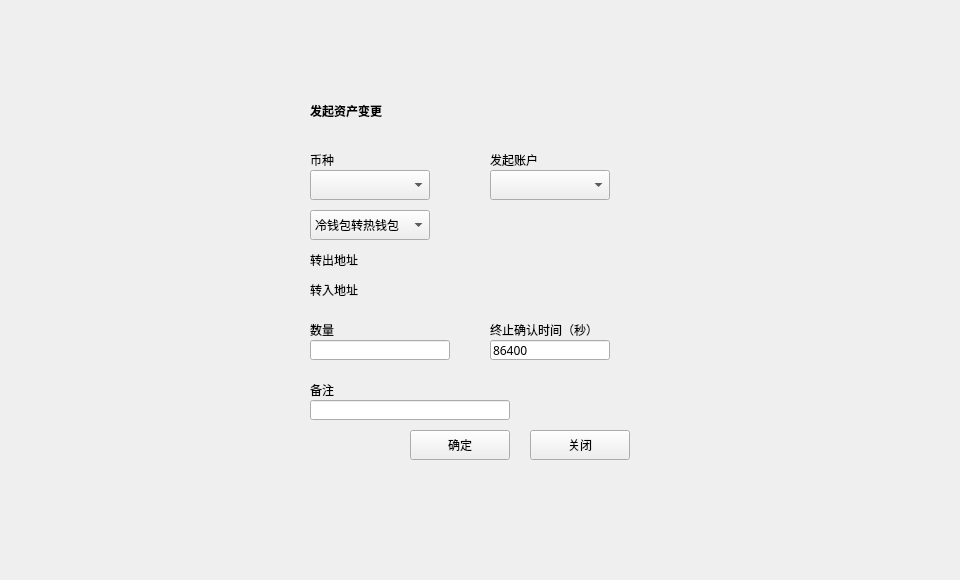
First picture: the form in LNKWallet/guard/ColdHotTransferDialog.ui, repository HcashOrg/hx-indicator, before the edit.
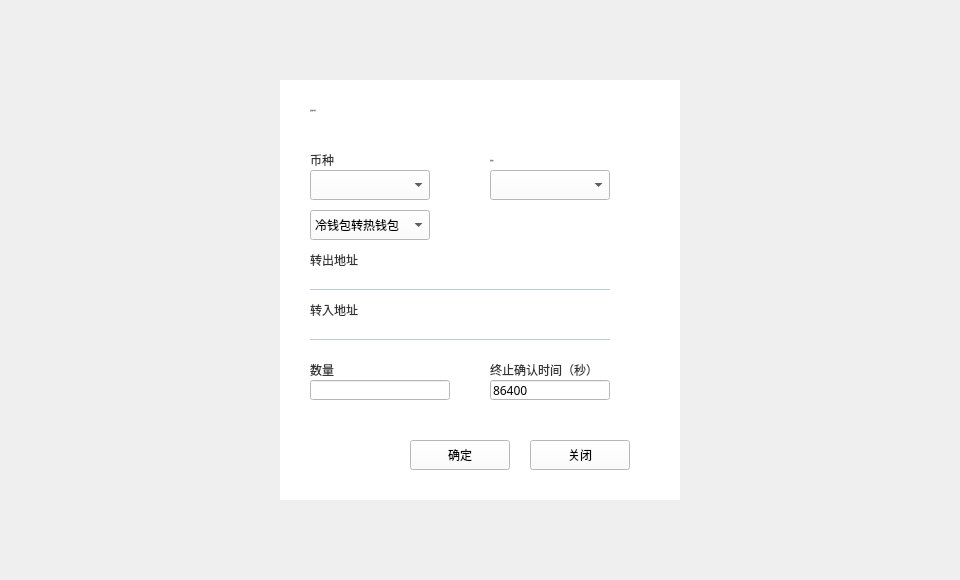
Second picture: the form after the edit.

Diff of the .ui file:
```diff
--- a/LNKWallet/guard/ColdHotTransferDialog.ui
+++ b/LNKWallet/guard/ColdHotTransferDialog.ui
@@ -45,11 +45,14 @@
       <bold>false</bold>
      </font>
     </property>
+    <property name="styleSheet">
+     <string notr="true">background-color: rgb(255, 255, 255);</string>
+    </property>
     <widget class="QToolButton" name="closeBtn">
      <property name="geometry">
       <rect>
        <x>250</x>
-       <y>350</y>
+       <y>360</y>
        <width>100</width>
        <height>30</height>
       </rect>
@@ -82,10 +85,18 @@
      </property>
      <property name="font">
       <font>
-       <weight>75</weight>
-       <bold>true</bold>
+       <family>微软雅黑</family>
+       <pointsize>-1</pointsize>
+       <weight>50</weight>
+       <italic>false</italic>
+       <bold>false</bold>
       </font>
      </property>
+     <property name="styleSheet">
+      <string notr="true">QLabel{font:  14px &quot;微软雅黑&quot;;color: rgb(51, 51, 51);}
+
+</string>
+     </property>
      <property name="text">
       <string>发起资产变更</string>
      </property>
@@ -102,6 +113,11 @@
        <height>20</height>
       </rect>
      </property>
+     <property name="styleSheet">
+      <string notr="true">QLabel{font:  12px &quot;微软雅黑&quot;;color: rgb(51, 51, 51);}
+
+</string>
+     </property>
      <property name="text">
       <string>币种</string>
      </property>
@@ -141,10 +157,16 @@
      <property name="font">
       <font>
        <family>微软雅黑</family>
+       <pointsize>-1</pointsize>
+       <weight>50</weight>
+       <italic>false</italic>
+       <bold>false</bold>
       </font>
      </property>
      <property name="styleSheet">
-      <string notr="true"/>
+      <string notr="true">QLabel{font:  12px &quot;微软雅黑&quot;;color: rgb(51, 51, 51);}
+
+</string>
      </property>
      <property name="text">
       <string>发起账户</string>
@@ -157,7 +179,7 @@
      <property name="geometry">
       <rect>
        <x>130</x>
-       <y>350</y>
+       <y>360</y>
        <width>100</width>
        <height>30</height>
       </rect>
@@ -179,29 +201,6 @@
       <string>确定</string>
      </property>
     </widget>
-    <widget class="QLabel" name="label_4">
-     <property name="geometry">
-      <rect>
-       <x>30</x>
-       <y>300</y>
-       <width>80</width>
-       <height>20</height>
-      </rect>
-     </property>
-     <property name="text">
-      <string>备注</string>
-     </property>
-    </widget>
-    <widget class="QLineEdit" name="memoLineEdit">
-     <property name="geometry">
-      <rect>
-       <x>30</x>
-       <y>320</y>
-       <width>200</width>
-       <height>20</height>
-      </rect>
-     </property>
-    </widget>
     <widget class="QComboBox" name="assetComboBox">
      <property name="geometry">
       <rect>
@@ -234,6 +233,11 @@
        <height>20</height>
       </rect>
      </property>
+     <property name="styleSheet">
+      <string notr="true">QLabel{font:  12px &quot;微软雅黑&quot;;color: rgb(51, 51, 51);}
+
+</string>
+     </property>
      <property name="text">
       <string>转出地址</string>
      </property>
@@ -241,12 +245,15 @@
     <widget class="QLabel" name="fromLabel">
      <property name="geometry">
       <rect>
-       <x>100</x>
-       <y>170</y>
-       <width>280</width>
+       <x>30</x>
+       <y>190</y>
+       <width>300</width>
        <height>20</height>
       </rect>
      </property>
+     <property name="styleSheet">
+      <string notr="true">QLabel{border-top:none;border-left:none;border-right:none;border-bottom:1px solid rgb(192,202,212);font: 14px &quot;微软雅黑 Light&quot;;color: rgb(192,202,212);padding:0px 0px 0px 5px;}</string>
+     </property>
      <property name="text">
       <string/>
      </property>
@@ -257,12 +264,15 @@
     <widget class="QLabel" name="toLabel">
      <property name="geometry">
       <rect>
-       <x>100</x>
-       <y>200</y>
-       <width>280</width>
+       <x>30</x>
+       <y>240</y>
+       <width>300</width>
        <height>20</height>
       </rect>
      </property>
+     <property name="styleSheet">
+      <string notr="true">QLabel{border-top:none;border-left:none;border-right:none;border-bottom:1px solid rgb(192,202,212);font: 14px &quot;微软雅黑 Light&quot;;color: rgb(192,202,212);padding:0px 0px 0px 5px;}</string>
+     </property>
      <property name="text">
       <string/>
      </property>
@@ -274,11 +284,16 @@
      <property name="geometry">
       <rect>
        <x>30</x>
-       <y>200</y>
+       <y>220</y>
        <width>60</width>
        <height>20</height>
       </rect>
      </property>
+     <property name="styleSheet">
+      <string notr="true">QLabel{font:  12px &quot;微软雅黑&quot;;color: rgb(51, 51, 51);}
+
+</string>
+     </property>
      <property name="text">
       <string>转入地址</string>
      </property>
@@ -320,7 +335,7 @@
      <property name="geometry">
       <rect>
        <x>210</x>
-       <y>260</y>
+       <y>300</y>
        <width>120</width>
        <height>20</height>
       </rect>
@@ -333,11 +348,16 @@
      <property name="geometry">
       <rect>
        <x>210</x>
-       <y>240</y>
+       <y>280</y>
        <width>120</width>
        <height>20</height>
       </rect>
      </property>
+     <property name="styleSheet">
+      <string notr="true">QLabel{font:  12px &quot;微软雅黑&quot;;color: rgb(51, 51, 51);}
+
+</string>
+     </property>
      <property name="text">
       <string>终止确认时间（秒）</string>
      </property>
@@ -346,7 +366,7 @@
      <property name="geometry">
       <rect>
        <x>30</x>
-       <y>260</y>
+       <y>300</y>
        <width>140</width>
        <height>20</height>
       </rect>
@@ -356,11 +376,16 @@
      <property name="geometry">
       <rect>
        <x>30</x>
-       <y>240</y>
+       <y>280</y>
        <width>80</width>
        <height>20</height>
       </rect>
      </property>
+     <property name="styleSheet">
+      <string notr="true">QLabel{font:  12px &quot;微软雅黑&quot;;color: rgb(51, 51, 51);}
+
+</string>
+     </property>
      <property name="text">
       <string>数量</string>
      </property>
```
